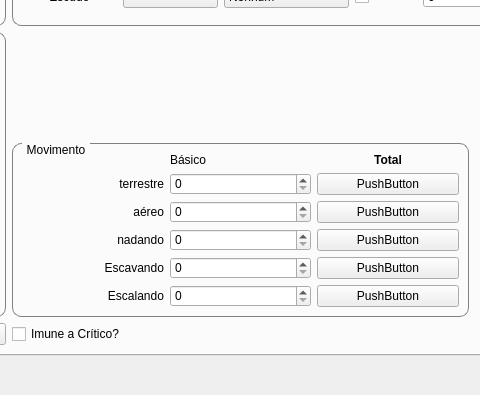
matferib/tabuleiro-virtual, file ifg/qt/ui/entidade.ui: the form before one commit; both pictures show x 472 to 952 and y 237 to 632 of the 1425 by 632 pixel window.
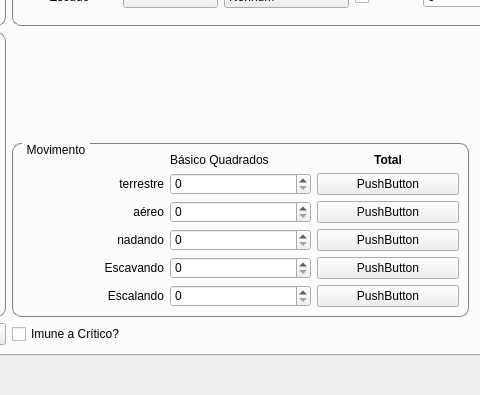
The form after the commit. The open tabs and pages were chosen to show the change.

Commit message: fumegando na ui

Diff of the .ui file:
```diff
--- a/ifg/qt/ui/entidade.ui
+++ b/ifg/qt/ui/entidade.ui
@@ -2094,7 +2094,7 @@
           <item row="0" column="1">
            <widget class="QLabel" name="label_15">
             <property name="text">
-             <string>Básico</string>
+             <string>Básico Quadrados</string>
             </property>
            </widget>
           </item>
```
The commit also changes 4 other files.
